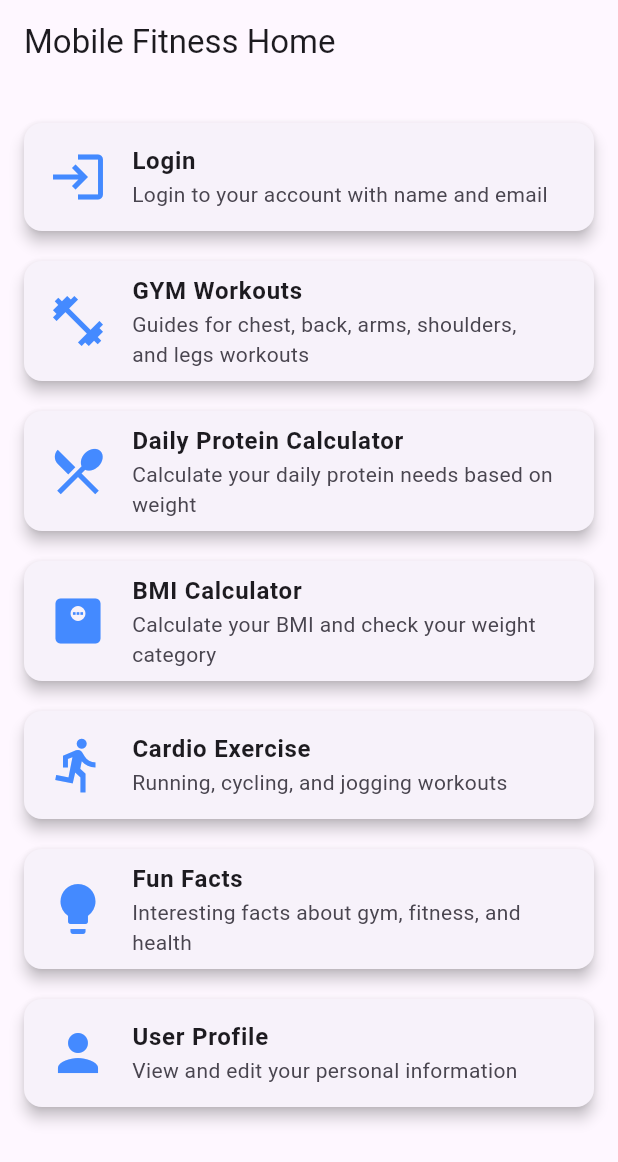
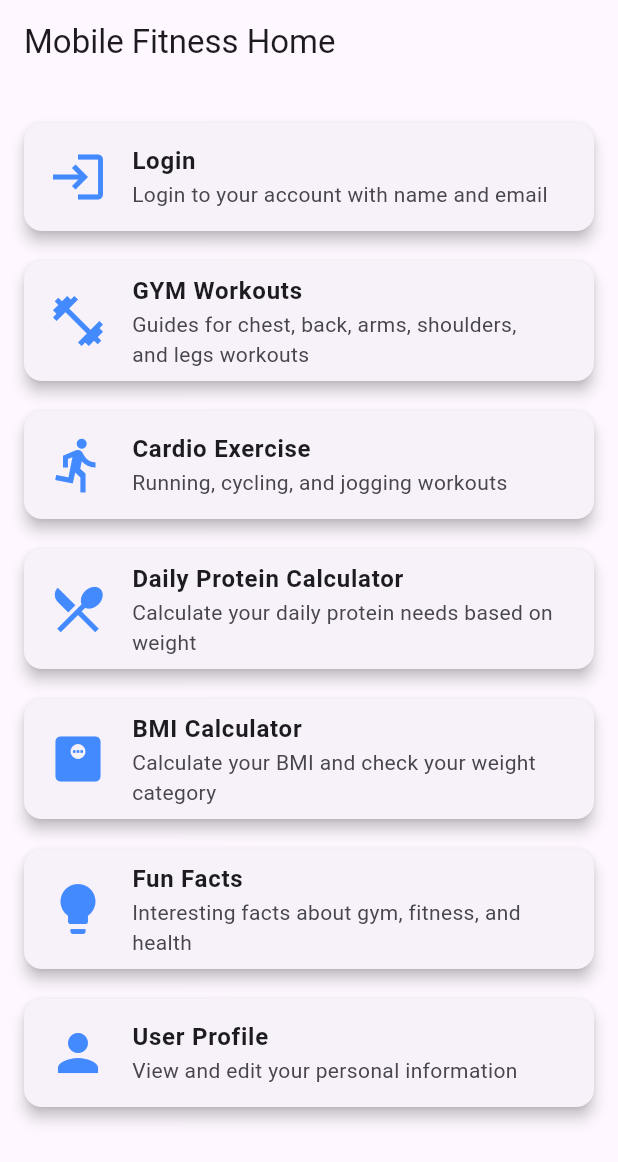
Before and after one commit to FelixJon17/UTS_MOBILEPROGRAMMING_KELOMPOK8, a Flutter app: the screen it shows after launch, on a phone screen of 412 x 824 dp. Shown: the top 1162 px of the screen. Run offline on Flutter 3.47's test engine with Material 3 defaults, Android fonts, the light colour scheme and no system bars; our stand-ins replace shared_preferences.

Commit message:
change layout

```diff
--- a/lib/screen/0.homescreen.dart
+++ b/lib/screen/0.homescreen.dart
@@ -54,6 +54,19 @@
               },
             ),
             HomeFeatureTile(
+              icon: Icons.directions_run,
+              title: 'Cardio Exercise',
+              description: 'Running, cycling, and jogging workouts',
+              onTap: () {
+                Navigator.push(
+                  context,
+                  MaterialPageRoute(
+                    builder: (context) => const CardioExerciseScreen(),
+                  ),
+                );
+              },
+            ),
+            HomeFeatureTile(
               icon: Icons.local_dining,
               title: 'Daily Protein Calculator',
               description: 'Calculate your daily protein needs based on weight',
@@ -75,19 +88,6 @@
                   context,
                   MaterialPageRoute(
                     builder: (context) => const BMICalculatorScreen(),
-                  ),
-                );
-              },
-            ),
-            HomeFeatureTile(
-              icon: Icons.directions_run,
-              title: 'Cardio Exercise',
-              description: 'Running, cycling, and jogging workouts',
-              onTap: () {
-                Navigator.push(
-                  context,
-                  MaterialPageRoute(
-                    builder: (context) => const CardioExerciseScreen(),
                   ),
                 );
               },
```
